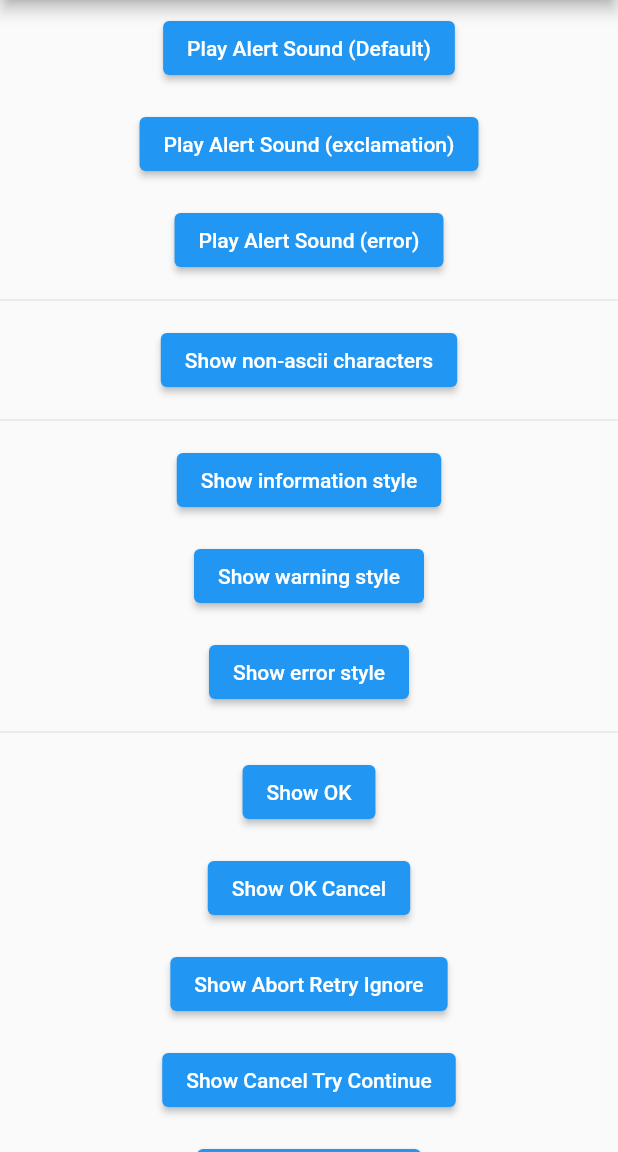
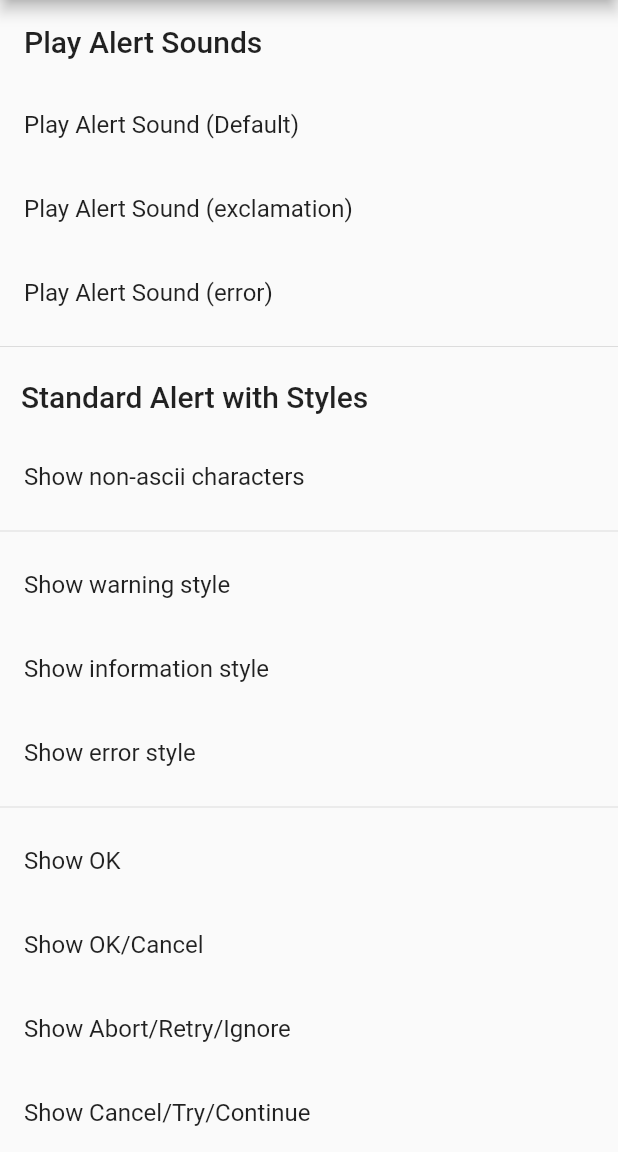
Before and after one commit to zonble/flutter_platform_alert, a Flutter app: the screen it shows after launch, on a phone screen of 412 x 824 dp, the part 84-1236 px from its top. Run offline on Flutter 3.47's test engine with Material 2 defaults, Android fonts, the light colour scheme and no system bars.

Commit message:
Updates the example.

```diff
--- a/example/lib/main.dart
+++ b/example/lib/main.dart
@@ -18,47 +18,40 @@ class _MyAppState extends State<MyApp> {
     return MaterialApp(
         home: Scaffold(
             appBar: AppBar(title: const Text('Flutter Platform Alert')),
-            body: Center(
-              child: SingleChildScrollView(
-                child: Column(
-                    mainAxisAlignment: MainAxisAlignment.center,
-                    children: [
+            body: ListView(children: [
               Padding(
-                        padding: const EdgeInsets.all(8.0),
-                        child: ElevatedButton(
-                            onPressed: () async {
+                padding: const EdgeInsets.all(16.0),
+                child: Text('Play Alert Sounds',
+                    style: Theme.of(context).textTheme.headline6),
+              ),
+              ListTile(
+                  onTap: () async {
                     await FlutterPlatformAlert.playAlertSound();
                   },
-                            child: const Text('Play Alert Sound (Default)')),
-                      ),
-                      Padding(
-                        padding: const EdgeInsets.all(8.0),
-                        child: ElevatedButton(
-                            onPressed: () async {
+                  title: const Text('Play Alert Sound (Default)')),
+              ListTile(
+                  onTap: () async {
                     await FlutterPlatformAlert.playAlertSound(
                       iconStyle: IconStyle.exclamation,
                     );
                   },
-                            child:
-                                const Text('Play Alert Sound (exclamation)')),
-                      ),
-                      Padding(
-                        padding: const EdgeInsets.all(8.0),
-                        child: ElevatedButton(
-                            onPressed: () async {
+                  title: const Text('Play Alert Sound (exclamation)')),
+              ListTile(
+                  onTap: () async {
                     await FlutterPlatformAlert.playAlertSound(
                       iconStyle: IconStyle.error,
                     );
                   },
-                            child: const Text('Play Alert Sound (error)')),
-                      ),
+                  title: const Text('Play Alert Sound (error)')),
               const Divider(),
               Padding(
-                        padding: const EdgeInsets.all(8.0),
-                        child: ElevatedButton(
-                            onPressed: () async {
-                              final result =
-                                  await FlutterPlatformAlert.showAlert(
+                padding: const EdgeInsets.all(14.0),
+                child: Text('Standard Alert with Styles',
+                    style: Theme.of(context).textTheme.headline6),
+              ),
+              ListTile(
+                  onTap: () async {
+                    final result = await FlutterPlatformAlert.showAlert(
                       windowTitle: '白日依山盡 黃河入海流',
                       text: '芋頭西米露 保力達蠻牛',
                       iconStyle: IconStyle.exclamation,
@@ -70,167 +63,121 @@ class _MyAppState extends State<MyApp> {
                     );
                     print(result);
                   },
-                            child: const Text('Show non-ascii characters')),
-                      ),
+                  title: const Text('Show non-ascii characters')),
               const Divider(),
-                      Padding(
-                        padding: const EdgeInsets.all(8.0),
-                        child: ElevatedButton(
-                            onPressed: () async {
-                              final result =
-                                  await FlutterPlatformAlert.showAlert(
+              ListTile(
+                  onTap: () async {
+                    final result = await FlutterPlatformAlert.showAlert(
+                      windowTitle: 'This ia title',
+                      text: 'This is body',
+                      iconStyle: IconStyle.warning,
+                    );
+                    print(result);
+                  },
+                  title: const Text('Show warning style')),
+              ListTile(
+                  onTap: () async {
+                    final result = await FlutterPlatformAlert.showAlert(
                       windowTitle: 'This ia title',
                       text: 'This is body',
                       iconStyle: IconStyle.information,
                     );
                     print(result);
                   },
-                            child: const Text('Show information style')),
-                      ),
-                      Padding(
-                        padding: const EdgeInsets.all(8.0),
-                        child: ElevatedButton(
-                            onPressed: () async {
-                              final result =
-                                  await FlutterPlatformAlert.showAlert(
-                                windowTitle: 'This ia title',
-                                text: 'This is body',
-                                iconStyle: IconStyle.warning,
-                              );
-                              print(result);
-                            },
-                            child: const Text('Show warning style')),
-                      ),
-                      Padding(
-                        padding: const EdgeInsets.all(8.0),
-                        child: ElevatedButton(
-                            onPressed: () async {
-                              final result =
-                                  await FlutterPlatformAlert.showAlert(
+                  title: const Text('Show information style')),
+              ListTile(
+                  onTap: () async {
+                    final result = await FlutterPlatformAlert.showAlert(
                       windowTitle: 'This ia title',
                       text: 'This is body',
                       iconStyle: IconStyle.error,
                     );
                     print(result);
                   },
-                            child: const Text('Show error style')),
-                      ),
+                  title: const Text('Show error style')),
               const Divider(),
-                      Padding(
-                        padding: const EdgeInsets.all(8.0),
-                        child: ElevatedButton(
-                            onPressed: () async {
-                              final result =
-                                  await FlutterPlatformAlert.showAlert(
-                                      windowTitle: 'This ia title',
-                                      text: 'This is body');
+              ListTile(
+                  onTap: () async {
+                    final result = await FlutterPlatformAlert.showAlert(
+                        windowTitle: 'This ia title', text: 'This is body');
                     print(result);
                   },
-                            child: const Text('Show OK')),
-                      ),
-                      Padding(
-                        padding: const EdgeInsets.all(8.0),
-                        child: ElevatedButton(
-                            onPressed: () async {
-                              final result =
-                                  await FlutterPlatformAlert.showAlert(
+                  title: const Text('Show OK')),
+              ListTile(
+                  onTap: () async {
+                    final result = await FlutterPlatformAlert.showAlert(
                         windowTitle: 'This ia title',
                         text: 'This is body',
                         alertStyle: AlertButtonStyle.okCancel);
                     print(result);
                   },
-                            child: const Text('Show OK Cancel')),
-                      ),
-                      Padding(
-                        padding: const EdgeInsets.all(8.0),
-                        child: ElevatedButton(
-                            onPressed: () async {
-                              final result =
-                                  await FlutterPlatformAlert.showAlert(
+                  title: const Text('Show OK/Cancel')),
+              ListTile(
+                  onTap: () async {
+                    final result = await FlutterPlatformAlert.showAlert(
                         windowTitle: 'This ia title',
                         text: 'This is body',
-                                      alertStyle:
-                                          AlertButtonStyle.abortRetryIgnore);
+                        alertStyle: AlertButtonStyle.abortRetryIgnore);
                     print(result);
                   },
-                            child: const Text('Show Abort Retry Ignore')),
-                      ),
-                      Padding(
-                        padding: const EdgeInsets.all(8.0),
-                        child: ElevatedButton(
-                            onPressed: () async {
-                              final result =
-                                  await FlutterPlatformAlert.showAlert(
+                  title: const Text('Show Abort/Retry/Ignore')),
+              ListTile(
+                  onTap: () async {
+                    final result = await FlutterPlatformAlert.showAlert(
                         windowTitle: 'This ia title',
                         text: 'This is body',
-                                      alertStyle:
-                                          AlertButtonStyle.cancelTryContinue);
+                        alertStyle: AlertButtonStyle.cancelTryContinue);
                     print(result);
                   },
-                            child: const Text('Show Cancel Try Continue')),
-                      ),
-                      Padding(
-                        padding: const EdgeInsets.all(8.0),
-                        child: ElevatedButton(
-                            onPressed: () async {
-                              final result =
-                                  await FlutterPlatformAlert.showAlert(
+                  title: const Text('Show Cancel/Try/Continue')),
+              ListTile(
+                  onTap: () async {
+                    final result = await FlutterPlatformAlert.showAlert(
                         windowTitle: 'This ia title',
                         text: 'This is body',
                         alertStyle: AlertButtonStyle.retryCancel);
                     print(result);
                   },
-                            child: const Text('Show Retry Cancel')),
-                      ),
-                      Padding(
-                        padding: const EdgeInsets.all(8.0),
-                        child: ElevatedButton(
-                            onPressed: () async {
-                              final result =
-                                  await FlutterPlatformAlert.showAlert(
+                  title: const Text('Show Retry/Cancel')),
+              ListTile(
+                  onTap: () async {
+                    final result = await FlutterPlatformAlert.showAlert(
                         windowTitle: 'This ia title',
                         text: 'This is body',
                         alertStyle: AlertButtonStyle.yesNo);
                     print(result);
                   },
-                            child: const Text('Show Yes No')),
-                      ),
-                      Padding(
-                        padding: const EdgeInsets.all(8.0),
-                        child: ElevatedButton(
-                            onPressed: () async {
-                              final result =
-                                  await FlutterPlatformAlert.showAlert(
+                  title: const Text('Show Yes/No')),
+              ListTile(
+                  onTap: () async {
+                    final result = await FlutterPlatformAlert.showAlert(
                         windowTitle: 'This ia title',
                         text: 'This is body',
                         alertStyle: AlertButtonStyle.yesNoCancel);
                     print(result);
                   },
-                            child: const Text('Show Yes No Cancel')),
-                      ),
+                  title: const Text('Show Yes/No/Cancel')),
               const Divider(),
               Padding(
-                        padding: const EdgeInsets.all(8.0),
-                        child: ElevatedButton(
-                            onPressed: () async {
-                              final result =
-                                  await FlutterPlatformAlert.showCustomAlert(
+                padding: const EdgeInsets.all(16.0),
+                child: Text('Custom Alerts',
+                    style: Theme.of(context).textTheme.headline6),
+              ),
+              ListTile(
+                  onTap: () async {
+                    final result = await FlutterPlatformAlert.showCustomAlert(
                       windowTitle: 'This ia title',
                       text: 'This is body',
                       positiveButtonTitle: "Positive",
                       negativeButtonTitle: "Negative",
                       neutralButtonTitle: "Neutral",
                       options: FlutterPlatformAlertOption(
-                                    additionalWindowTitleOnWindows:
-                                        'Window title',
+                          additionalWindowTitleOnWindows: 'Window title',
                           showAsLinksOnWindows: true),
                     );
                     print(result);
                   },
-                            child: const Text('Show Yes No Cancel')),
-                      ),
-                    ]),
-              ),
-            )));
+                  title: const Text('Show Positive/Negative/Neutral')),
+            ])));
   }
 }
```
Also changed, not shown: 1 other file. Lines whose indentation alone changed are shown as unchanged.
